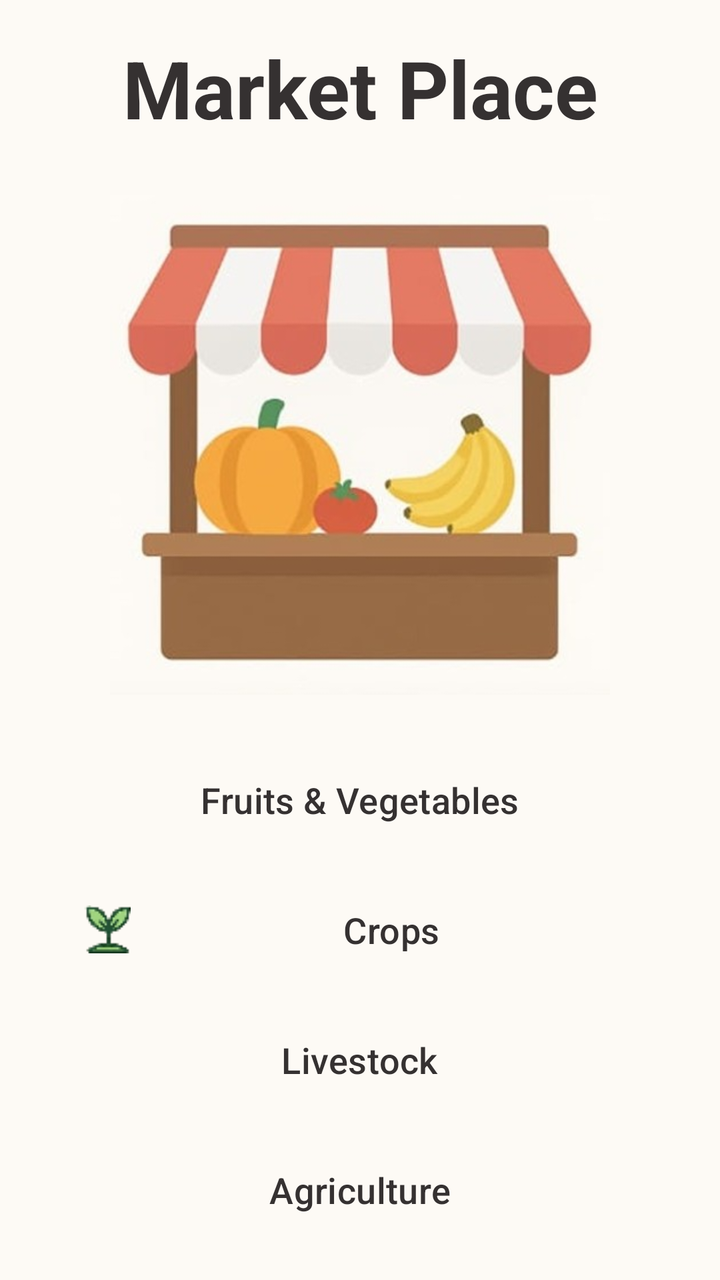
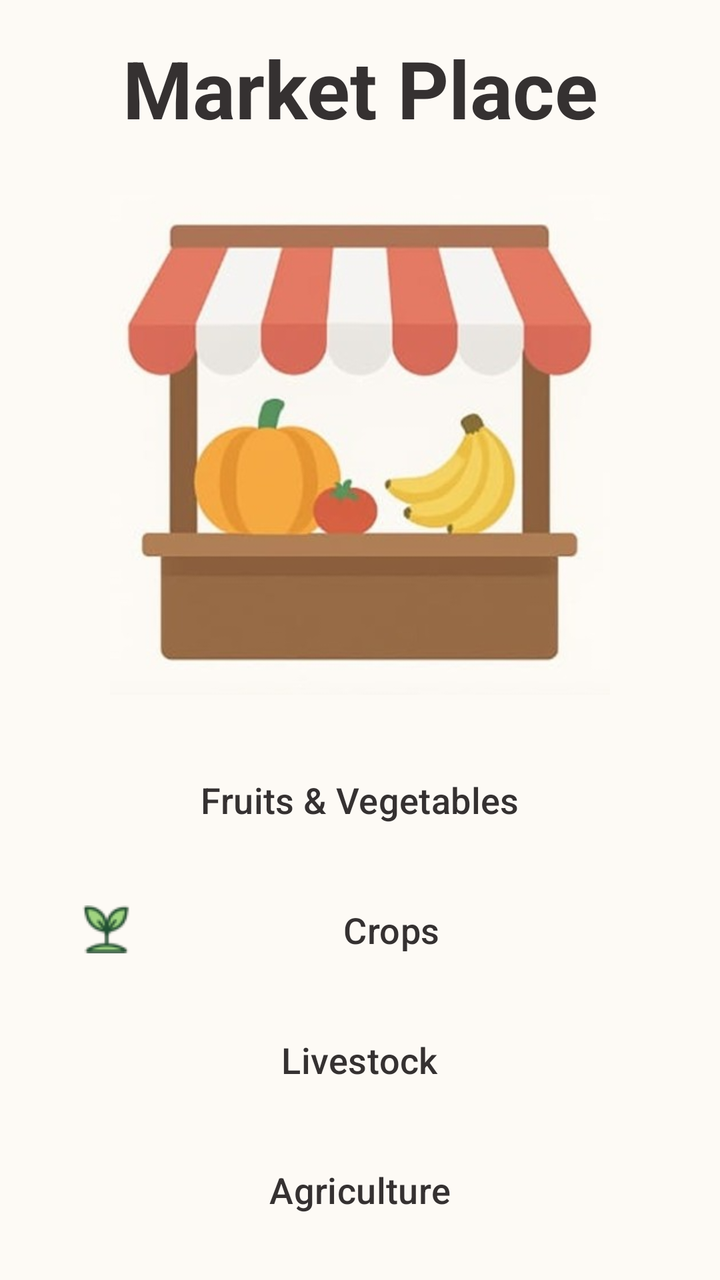

Before-and-after screenshots of an Android layout around one commit, followed by the original layout XML and the change that was made.
<!-- AndroidManifest.xml: application theme Theme.Sakha -->
<!-- res/layout/activity_market.xml -->
<?xml version="1.0" encoding="utf-8"?>
<LinearLayout xmlns:android="http://schemas.android.com/apk/res/android"
    xmlns:app="http://schemas.android.com/apk/res-auto"
    android:layout_width="match_parent"
    android:layout_height="match_parent"
    android:orientation="vertical"
    android:background="@color/market_bg"
    android:gravity="center"
    android:id="@+id/market">

    <TextView
        android:layout_width="match_parent"
        android:layout_height="55dp"
        android:text="@string/market_place"
        android:textAlignment="center"
        android:textSize="40sp"
        android:layout_marginBottom="25dp"
        android:textColor="@color/gray"
        android:textStyle="bold"/>

    <ImageView
        android:layout_width="250dp"
        android:layout_height="250dp"
        android:contentDescription="@string/market_place"
        android:src="@drawable/market_pfp"/>

    <com.google.android.material.button.MaterialButton
        android:id="@+id/fruits_and_vegetables"
        android:text="@string/fruitandvegetables"
        android:drawableLeft=""
        android:layout_marginTop="25dp"
        style="@style/market_stylePresets"/>

    <com.google.android.material.button.MaterialButton
        android:id="@+id/crops"
        android:text="@string/crops"
        android:drawableLeft="@drawable/crops_icon"
        style="@style/market_stylePresets"/>

    <com.google.android.material.button.MaterialButton
        android:id="@+id/livestock"
        android:text="@string/livestock"
        android:drawableLeft=""
        style="@style/market_stylePresets"/>

    <com.google.android.material.button.MaterialButton
        android:id="@+id/agriculture"
        android:text="@string/agriculture"
        android:drawableLeft=""
        style="@style/market_stylePresets"/>

</LinearLayout>
<!-- resources referenced by this layout -->
<resources>
  <color name="gray">#353131</color>
  <color name="market_bg">#FDFAF5</color>
  <!-- drawable crops_icon: png bitmap (drawable, 1678 bytes) -->
  <!-- drawable market_pfp: jpeg bitmap (drawable, 22528 bytes) -->
  <string name="agriculture">Agriculture</string>
  <string name="crops">Crops</string>
  <string name="fruitandvegetables">Fruits &amp; Vegetables</string>
  <string name="livestock">Livestock</string>
  <string name="market_place">Market Place</string>
  <style name="market_stylePresets">
          <item name="android:layout_width">325dp</item>
          <item name="android:layout_height">55dp</item>
          <item name="android:background">@color/transparentBg</item>
          <item name="android:textColor">@color/gray</item>
          <item name="android:textSize">18sp</item>
          <item name="android:elevation">10dp</item>
          <item name="android:layout_marginTop">10dp</item>
      </style>
  <style name="Theme.Sakha" parent="Base.Theme.Sakha" />
  <color name="transparentBg">#00000000</color>
  <style name="Base.Theme.Sakha" parent="Theme.Material3.DayNight.NoActionBar">
          
          
      </style>
</resources>

<!-- the commit's change to res/layout/activity_market.xml (unified diff, before → after) -->
@@ -27,7 +27,7 @@
     <com.google.android.material.button.MaterialButton
         android:id="@+id/fruits_and_vegetables"
         android:text="@string/fruitandvegetables"
-        android:drawableLeft=""
+
         android:layout_marginTop="25dp"
         style="@style/market_stylePresets"/>
 
@@ -40,13 +40,13 @@
     <com.google.android.material.button.MaterialButton
         android:id="@+id/livestock"
         android:text="@string/livestock"
-        android:drawableLeft=""
+
         style="@style/market_stylePresets"/>
 
     <com.google.android.material.button.MaterialButton
         android:id="@+id/agriculture"
         android:text="@string/agriculture"
-        android:drawableLeft=""
+
         style="@style/market_stylePresets"/>
 
 </LinearLayout>
<!-- resource entries referenced after the edit -->
@@ -2,7 +2,7 @@
 <resources>
   <color name="gray">#353131</color>
   <color name="market_bg">#FDFAF5</color>
-  <!-- drawable crops_icon: png bitmap (drawable, 1678 bytes) -->
+  <!-- drawable crops_icon: png bitmap (drawable, 1504 bytes) -->
   <!-- drawable market_pfp: jpeg bitmap (drawable, 22528 bytes) -->
   <string name="agriculture">Agriculture</string>
   <string name="crops">Crops</string>
